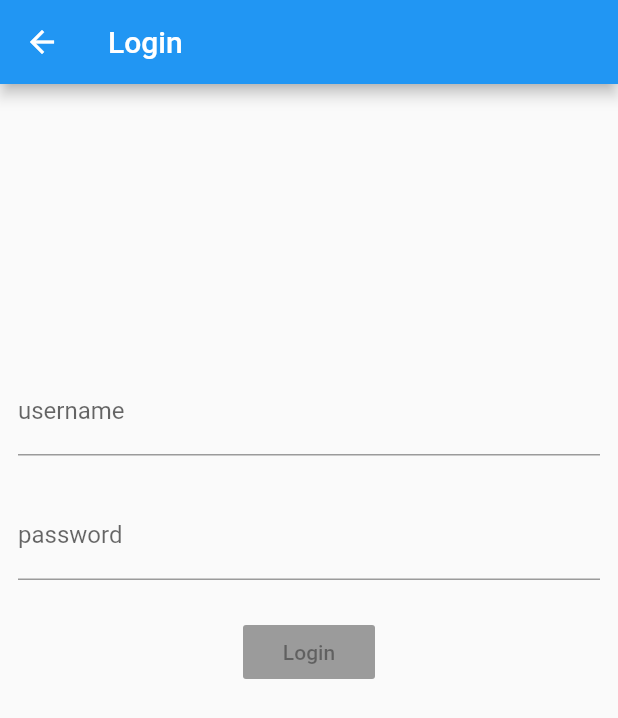
After one commit to Zexuz/padpal, a Flutter app: the LoginPage screen opened directly, on a phone screen of 412 x 824 dp. The commit adds this screen. Shown: the top 718 px of the screen. Run offline on Flutter 3.47's test engine with Material 2 defaults, Android fonts, the phone set to English and light mode, and no system bars; our stand-ins replace bloc, equatable, flutter_bloc, formz; missing offline and left inert: grpc.

Commit message:
Added different blocs!

```diff
--- /dev/null
+++ b/flutter_app/pad_pal/lib/home/home.dart
@@ -0,0 +1 @@
+export 'view/home_page.dart';
--- /dev/null
+++ b/flutter_app/pad_pal/lib/login/bloc/login_bloc.dart
@@ -0,0 +1,74 @@
+import 'dart:async';
+
+import 'package:authentication_repository/authentication_repository.dart';
+import 'package:bloc/bloc.dart';
+import 'package:equatable/equatable.dart';
+import 'package:pad_pal/login/login.dart';
+import 'package:formz/formz.dart';
+import 'package:meta/meta.dart';
+
+part 'login_event.dart';
+part 'login_state.dart';
+
+class LoginBloc extends Bloc<LoginEvent, LoginState> {
+  LoginBloc({
+    @required AuthenticationRepository authenticationRepository,
+  })  : assert(authenticationRepository != null),
+        _authenticationRepository = authenticationRepository,
+        super(const LoginState());
+
+  final AuthenticationRepository _authenticationRepository;
+
+  @override
+  Stream<LoginState> mapEventToState(
+    LoginEvent event,
+  ) async* {
+    if (event is LoginEmailChanged) {
+      yield _mapEmailChangedToState(event, state);
+    } else if (event is LoginPasswordChanged) {
+      yield _mapPasswordChangedToState(event, state);
+    } else if (event is LoginSubmitted) {
+      yield* _mapLoginSubmittedToState(event, state);
+    }
+  }
+
+  LoginState _mapEmailChangedToState(
+    LoginEmailChanged event,
+    LoginState state,
+  ) {
+    final email = Email.dirty(event.email);
+    return state.copyWith(
+      email: email,
+      status: Formz.validate([state.password, email]),
+    );
+  }
+
+  LoginState _mapPasswordChangedToState(
+    LoginPasswordChanged event,
+    LoginState state,
+  ) {
+    final password = Password.dirty(event.password);
+    return state.copyWith(
+      password: password,
+      status: Formz.validate([password, state.email]),
+    );
+  }
+
+  Stream<LoginState> _mapLoginSubmittedToState(
+    LoginSubmitted event,
+    LoginState state,
+  ) async* {
+    if (state.status.isValidated) {
+      yield state.copyWith(status: FormzStatus.submissionInProgress);
+      try {
+        await _authenticationRepository.login(
+          email: state.email.value,
+          password: state.password.value,
+        );
+        yield state.copyWith(status: FormzStatus.submissionSuccess);
+      } on Exception catch (_) {
+        yield state.copyWith(status: FormzStatus.submissionFailure);
+      }
+    }
+  }
+}
--- /dev/null
+++ b/flutter_app/pad_pal/lib/login/bloc/login_event.dart
@@ -0,0 +1,30 @@
+part of 'login_bloc.dart';
+
+abstract class LoginEvent extends Equatable {
+  const LoginEvent();
+
+  @override
+  List<Object> get props => [];
+}
+
+class LoginEmailChanged extends LoginEvent {
+  const LoginEmailChanged(this.email);
+
+  final String email;
+
+  @override
+  List<Object> get props => [email];
+}
+
+class LoginPasswordChanged extends LoginEvent {
+  const LoginPasswordChanged(this.password);
+
+  final String password;
+
+  @override
+  List<Object> get props => [password];
+}
+
+class LoginSubmitted extends LoginEvent {
+  const LoginSubmitted();
+}
--- /dev/null
+++ b/flutter_app/pad_pal/lib/login/bloc/login_state.dart
@@ -0,0 +1,28 @@
+part of 'login_bloc.dart';
+
+class LoginState extends Equatable {
+  const LoginState({
+    this.status = FormzStatus.pure,
+    this.email = const Email.pure(),
+    this.password = const Password.pure(),
+  });
+
+  final FormzStatus status;
+  final Email email;
+  final Password password;
+
+  LoginState copyWith({
+    FormzStatus status,
+    Email email,
+    Password password,
+  }) {
+    return LoginState(
+      status: status ?? this.status,
+      email: email ?? this.email,
+      password: password ?? this.password,
+    );
+  }
+
+  @override
+  List<Object> get props => [status, email, password];
+}
--- /dev/null
+++ b/flutter_app/pad_pal/lib/login/login.dart
@@ -0,0 +1,3 @@
+export 'bloc/login_bloc.dart';
+export 'models/models.dart';
+export 'view/view.dart';
--- /dev/null
+++ b/flutter_app/pad_pal/lib/login/models/models.dart
@@ -0,0 +1,2 @@
+export 'password.dart';
+export 'username.dart';
--- /dev/null
+++ b/flutter_app/pad_pal/lib/login/models/password.dart
@@ -0,0 +1,13 @@
+import 'package:formz/formz.dart';
+
+enum PasswordValidationError { empty }
+
+class Password extends FormzInput<String, PasswordValidationError> {
+  const Password.pure() : super.pure('');
+  const Password.dirty([String value = '']) : super.dirty(value);
+
+  @override
+  PasswordValidationError validator(String value) {
+    return value?.isNotEmpty == true ? null : PasswordValidationError.empty;
+  }
+}
--- /dev/null
+++ b/flutter_app/pad_pal/lib/login/models/username.dart
@@ -0,0 +1,13 @@
+import 'package:formz/formz.dart';
+
+enum UsernameValidationError { empty }
+
+class Email extends FormzInput<String, UsernameValidationError> {
+  const Email.pure() : super.pure('');
+  const Email.dirty([String value = '']) : super.dirty(value);
+
+  @override
+  UsernameValidationError validator(String value) {
+    return value?.isNotEmpty == true ? null : UsernameValidationError.empty;
+  }
+}
--- /dev/null
+++ b/flutter_app/pad_pal/lib/login/view/login_form.dart
@@ -0,0 +1,97 @@
+import 'package:flutter/material.dart';
+import 'package:formz/formz.dart';
+import 'package:flutter_bloc/flutter_bloc.dart';
+import 'package:pad_pal/login/login.dart';
+
+class LoginForm extends StatelessWidget {
+  @override
+  Widget build(BuildContext context) {
+    return BlocListener<LoginBloc, LoginState>(
+      listener: (context, state) {
+        if (state.status.isSubmissionFailure) {
+          Scaffold.of(context)
+            ..hideCurrentSnackBar()
+            ..showSnackBar(
+              const SnackBar(content: Text('Authentication Failure')),
+            );
+        }
+      },
+      child: Align(
+        alignment: const Alignment(0, -1 / 3),
+        child: Column(
+          mainAxisSize: MainAxisSize.min,
+          children: [
+            _UsernameInput(),
+            const Padding(padding: EdgeInsets.all(12)),
+            _PasswordInput(),
+            const Padding(padding: EdgeInsets.all(12)),
+            _LoginButton(),
+          ],
+        ),
+      ),
+    );
+  }
+}
+
+class _UsernameInput extends StatelessWidget {
+  @override
+  Widget build(BuildContext context) {
+    return BlocBuilder<LoginBloc, LoginState>(
+      buildWhen: (previous, current) => previous.email != current.email,
+      builder: (context, state) {
+        return TextField(
+          key: const Key('loginForm_usernameInput_textField'),
+          onChanged: (username) =>
+              context.bloc<LoginBloc>().add(LoginEmailChanged(username)),
+          decoration: InputDecoration(
+            labelText: 'username',
+            errorText: state.email.invalid ? 'invalid username' : null,
+          ),
+        );
+      },
+    );
+  }
+}
+
+class _PasswordInput extends StatelessWidget {
+  @override
+  Widget build(BuildContext context) {
+    return BlocBuilder<LoginBloc, LoginState>(
+      buildWhen: (previous, current) => previous.password != current.password,
+      builder: (context, state) {
+        return TextField(
+          key: const Key('loginForm_passwordInput_textField'),
+          onChanged: (password) =>
+              context.bloc<LoginBloc>().add(LoginPasswordChanged(password)),
+          obscureText: true,
+          decoration: InputDecoration(
+            labelText: 'password',
+            errorText: state.password.invalid ? 'invalid password' : null,
+          ),
+        );
+      },
+    );
+  }
+}
+
+class _LoginButton extends StatelessWidget {
+  @override
+  Widget build(BuildContext context) {
+    return BlocBuilder<LoginBloc, LoginState>(
+      buildWhen: (previous, current) => previous.status != current.status,
+      builder: (context, state) {
+        return state.status.isSubmissionInProgress
+            ? const CircularProgressIndicator()
+            : RaisedButton(
+                key: const Key('loginForm_continue_raisedButton'),
+                child: const Text('Login'),
+                onPressed: state.status.isValidated
+                    ? () {
+                        context.bloc<LoginBloc>().add(const LoginSubmitted());
+                      }
+                    : null,
+              );
+      },
+    );
+  }
+}
--- /dev/null
+++ b/flutter_app/pad_pal/lib/login/view/login_page.dart
@@ -0,0 +1,29 @@
+import 'package:authentication_repository/authentication_repository.dart';
+import 'package:flutter_bloc/flutter_bloc.dart';
+import 'package:pad_pal/login/login.dart';
+import 'package:flutter/material.dart';
+
+class LoginPage extends StatelessWidget {
+  static Route route() {
+    return MaterialPageRoute<void>(builder: (_) => LoginPage());
+  }
+
+  @override
+  Widget build(BuildContext context) {
+    return Scaffold(
+      appBar: AppBar(title: const Text('Login')),
+      body: Padding(
+        padding: const EdgeInsets.all(12),
+        child: BlocProvider(
+          create: (context) {
+            return LoginBloc(
+              authenticationRepository:
+                  RepositoryProvider.of<AuthenticationRepository>(context),
+            );
+          },
+          child: LoginForm(),
+        ),
+      ),
+    );
+  }
+}
--- /dev/null
+++ b/flutter_app/pad_pal/lib/login/view/view.dart
@@ -0,0 +1,2 @@
+export 'login_form.dart';
+export 'login_page.dart';
```
Also changed, not shown: flutter_app/pad_pal/lib/app.dart (+10 -13 lines), flutter_app/pad_pal/lib/home/view/home_page.dart (added, +32 -0 lines).
